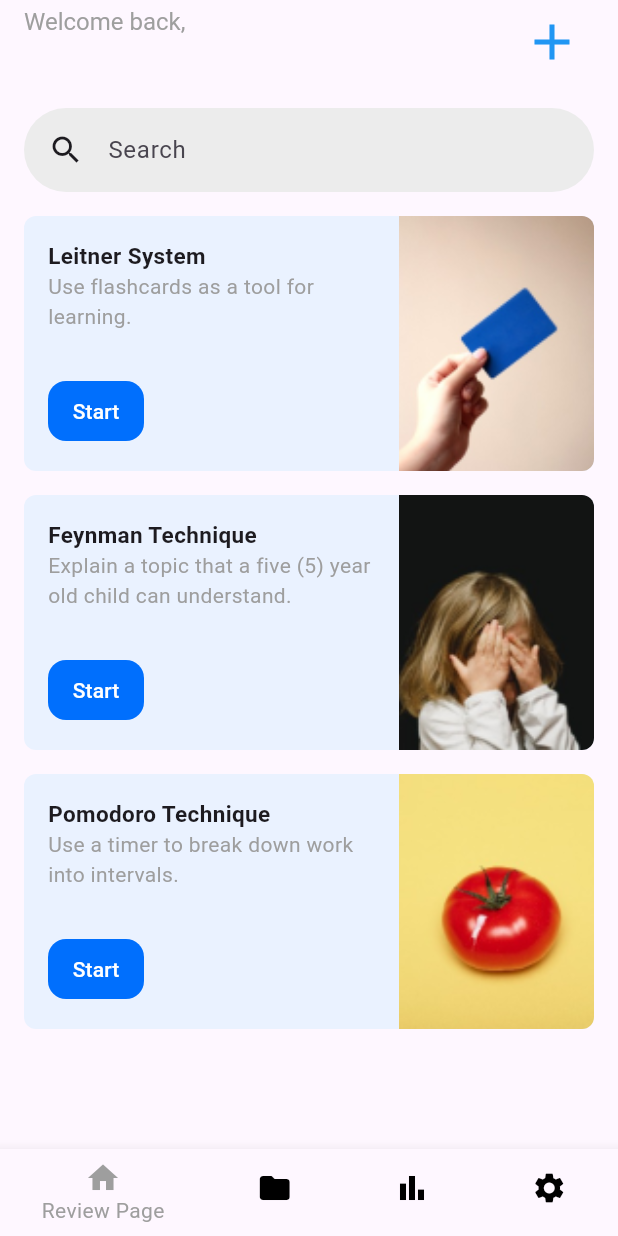
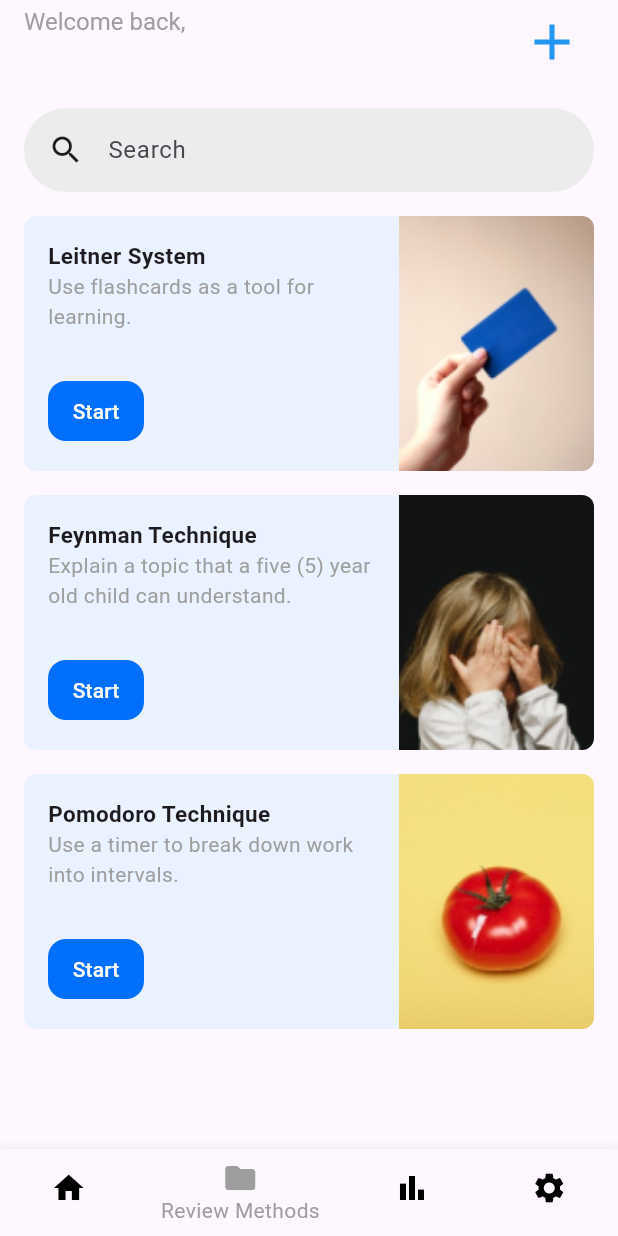
Before and after one commit to Jiseeeh/u-do-note, a Flutter app: the HomepageScreen screen opened by its route, on a phone screen of 412 x 824 dp. Run offline on Flutter 3.47's test engine with Material 3 defaults, Android fonts, the phone set to English and light mode, and no system bars; our stand-ins replace auto_route, cloud_firestore, dartz, email_validator, firebase_auth, firebase_core and 10 more; missing offline and left inert: dart_openai, flutter_quill, swipable_stack; accounts and stored records are empty; generated files the repository leaves out were written again.

Commit message:
style: replace tabs order

```diff
--- a/lib/core/shared/presentation/pages/homepage_screen.dart
+++ b/lib/core/shared/presentation/pages/homepage_screen.dart
@@ -10,7 +10,7 @@ class HomepageScreen extends ConsumerWidget {
   @override
   Widget build(BuildContext context, WidgetRef ref) {
     return AutoTabsScaffold(
-      routes: const [ReviewRoute(), NotebooksRoute()],
+      routes: const [NotebooksRoute(), ReviewRoute()],
       extendBody: true,
       bottomNavigationBuilder: (_, tabsRouter) {
         // TODO: make this sht look like the bottom nav bar in the figma
@@ -20,9 +20,9 @@ class HomepageScreen extends ConsumerWidget {
           fixedColor: Colors.grey,
           unselectedItemColor: Colors.black,
           items: const [
+            BottomNavigationBarItem(label: 'Notes', icon: Icon(Icons.home)),
             BottomNavigationBarItem(
-                label: 'Review Page', icon: Icon(Icons.home)),
-            BottomNavigationBarItem(label: 'Notes', icon: Icon(Icons.folder)),
+                label: 'Review Methods', icon: Icon(Icons.folder)),
             BottomNavigationBarItem(
                 label: 'Analytics', icon: Icon(Icons.bar_chart)),
             BottomNavigationBarItem(
```
